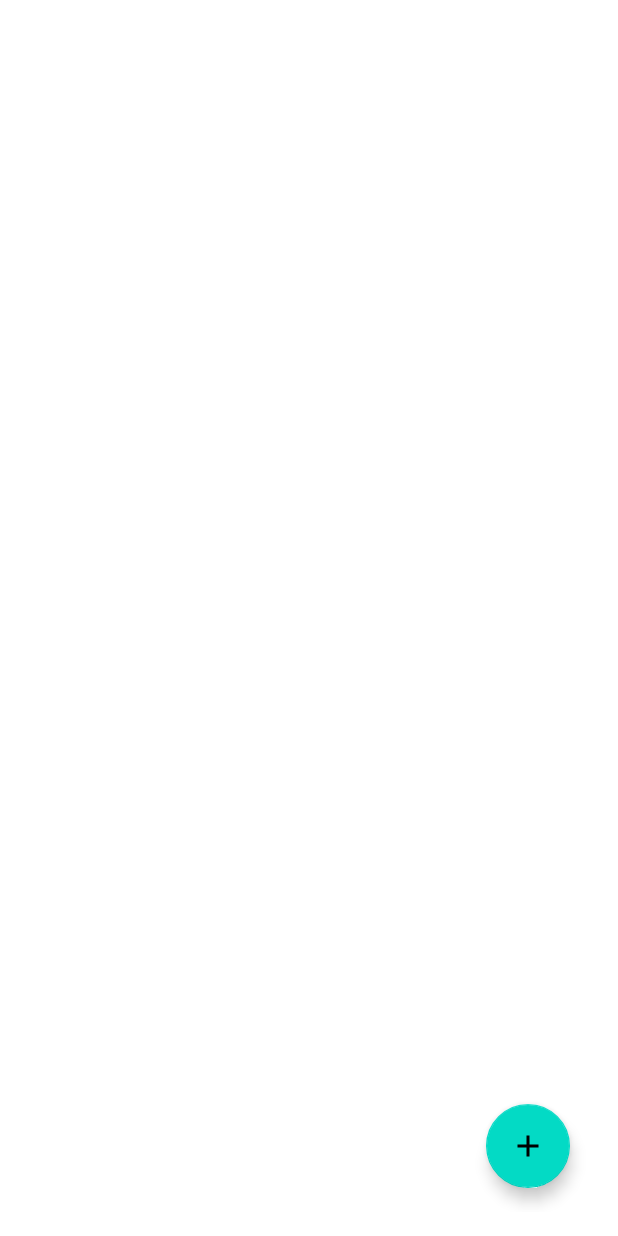
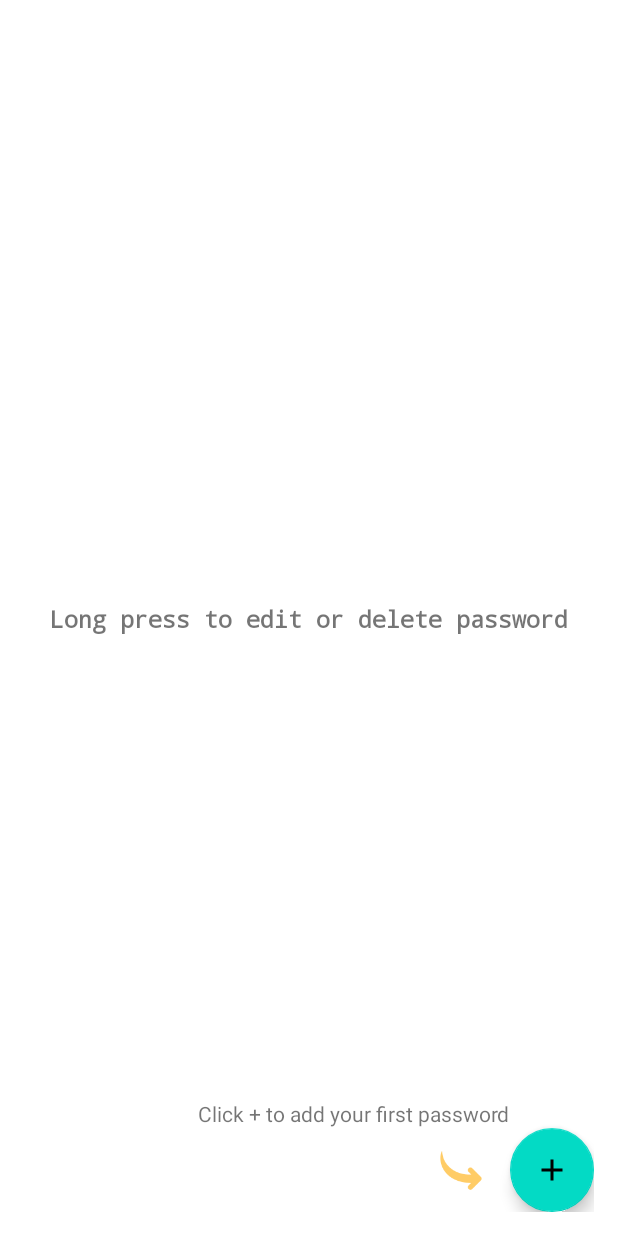
Before and after one commit to CoolQMan/Password-Manager, an Android app: the MainActivity screen opened directly, with no data from a screen before it, on a phone screen of 412 x 824 dp. Run offline under Robolectric (Android 15) with nearby library versions, the phone set to English and light mode, and no system bars.

Commit message:
Fixed password showing in recycler view

```diff
--- a/app/src/main/java/com/coolqman/password_manager/EditPasswordActivity.java
+++ b/app/src/main/java/com/coolqman/password_manager/EditPasswordActivity.java
@@ -71,6 +71,5 @@ public class EditPasswordActivity extends AppCompatActivity {
                     .setNegativeButton("No", null)
                     .show();
         });
-
     }
 }
--- a/app/src/main/java/com/coolqman/password_manager/MainActivity.java
+++ b/app/src/main/java/com/coolqman/password_manager/MainActivity.java
@@ -5,6 +5,8 @@ import android.content.Intent;
 import android.os.Bundle;
 import android.view.MenuItem;
 import android.view.View;
+import android.widget.ImageView;
+import android.widget.TextView;
 import android.widget.Toast;
 
 import androidx.annotation.NonNull;
@@ -27,6 +29,9 @@ public class MainActivity extends AppCompatActivity implements PasswordAdapter.O
     private List<Password> passwordList;
     private FloatingActionButton fab;
 
+    private TextView userHint, addHint;
+    private ImageView arrow;
+
     @Override
     protected void onCreate(Bundle savedInstanceState) {
         super.onCreate(savedInstanceState);
@@ -34,9 +39,14 @@ public class MainActivity extends AppCompatActivity implements PasswordAdapter.O
 
         recyclerView = findViewById(R.id.recyclerView);
         fab = findViewById(R.id.fabAddPassword);
+        userHint = findViewById(R.id.userHint);
+        addHint = findViewById(R.id.addHint);
+        arrow = findViewById(R.id.arrow);
 
         passwordList = new ArrayList<>();
         adapter = new PasswordAdapter(passwordList, this);
+
+        checkPasswordList();
 
         recyclerView.setLayoutManager(new LinearLayoutManager(this));
         recyclerView.setAdapter(adapter);
@@ -47,12 +57,6 @@ public class MainActivity extends AppCompatActivity implements PasswordAdapter.O
         });
     }
 
-    @Override
-    public void onItemClick(int position) {
-        // Reveal password on item click
-        Password password = passwordList.get(position);
-        Toast.makeText(this, "Password: " + password.getPassword(), Toast.LENGTH_SHORT).show();
-    }
 
     @Override
     public void onItemLongClick(int position) {
@@ -63,7 +67,14 @@ public class MainActivity extends AppCompatActivity implements PasswordAdapter.O
         intent.putExtra("username", password.getUsername());
         intent.putExtra("password", password.getPassword());
         intent.putExtra("position", position);
-        startActivityForResult(intent, 2); // Different request code for editing
+        startActivityForResult(intent, 2);// Different request code for editing
+    }
+
+    @Override
+    public void onItemClick(int position) {
+        Password password = passwordList.get(position);
+        password.setVisibile(!password.isPasswordVisible());
+        adapter.notifyItemChanged(position);
     }
 
 
@@ -96,6 +107,19 @@ public class MainActivity extends AppCompatActivity implements PasswordAdapter.O
                 Toast.makeText(this, "Password deleted", Toast.LENGTH_SHORT).show();
             }
         }
+        checkPasswordList();
+    }
+
+    private void checkPasswordList(){
+        if(passwordList.isEmpty()){
+            userHint.setVisibility(View.VISIBLE);
+            addHint.setVisibility(View.VISIBLE);
+            arrow.setVisibility(View.VISIBLE);
+        } else{
+            userHint.setVisibility(View.GONE);
+            addHint.setVisibility(View.GONE);
+            arrow.setVisibility(View.GONE);
+        }
     }
 
 }
--- a/app/src/main/java/com/coolqman/password_manager/Password.java
+++ b/app/src/main/java/com/coolqman/password_manager/Password.java
@@ -4,11 +4,13 @@ public class Password {
     private String website;
     private String password;
     private String username;
+    private boolean isVisibile;
 
     public Password(String website, String username, String password) {
         this.website = website;
         this.password = password;
         this.username = username;
+        this.isVisibile = false;
     }
 
     // Getters and Setters
@@ -35,4 +37,12 @@ public class Password {
     public void setUsername(String username) {
         this.username = username;
     }
+
+    public boolean isPasswordVisible(){
+        return this.isVisibile;
+    }
+
+    public void setVisibile(boolean isVisibile){
+        this.isVisibile = isVisibile;
+    }
 }
--- a/app/src/main/java/com/coolqman/password_manager/PasswordAdapter.java
+++ b/app/src/main/java/com/coolqman/password_manager/PasswordAdapter.java
@@ -34,7 +34,12 @@ public class PasswordAdapter extends RecyclerView.Adapter<PasswordAdapter.Passwo
         Password password = passwordList.get(position);
         holder.websiteTextView.setText(password.getWebsite());
         holder.usernameTextView.setText("Username: " + password.getUsername());
-        holder.passwordTextView.setText("Password: ********");
+
+        if(password.isPasswordVisible()){
+            holder.passwordTextView.setText("Password: " + password.getPassword());
+        } else{
+            holder.passwordTextView.setText("Password: **********");
+        }
 
         // Set long click listener to delete password
         holder.itemView.setOnLongClickListener(v -> {
--- a/app/src/main/res/layout/activity_main.xml
+++ b/app/src/main/res/layout/activity_main.xml
@@ -1,5 +1,7 @@
-<RelativeLayout
+<androidx.constraintlayout.widget.ConstraintLayout
     xmlns:android="http://schemas.android.com/apk/res/android"
+    xmlns:app="http://schemas.android.com/apk/res-auto"
+    xmlns:tools="http://schemas.android.com/tools"
     android:layout_width="match_parent"
     android:layout_height="match_parent"
     android:padding="16dp">
@@ -8,17 +10,55 @@
         android:id="@+id/recyclerView"
         android:layout_width="match_parent"
         android:layout_height="match_parent"
-        android:layout_above="@id/fabAddPassword"/>
+        app:layout_constraintBottom_toBottomOf="parent"
+        app:layout_constraintEnd_toEndOf="parent"
+        app:layout_constraintStart_toStartOf="parent"
+        app:layout_constraintTop_toTopOf="parent" />
 
     <com.google.android.material.floatingactionbutton.FloatingActionButton
         android:id="@+id/fabAddPassword"
         android:layout_width="wrap_content"
         android:layout_height="wrap_content"
+        android:layout_alignParentEnd="true"
         android:layout_alignParentBottom="true"
-        android:layout_alignParentEnd="true"
-        android:layout_marginEnd="16dp"
-        android:layout_marginBottom="16dp"
+        android:backgroundTint="@color/colorAccent"
+        android:contentDescription="Add Password"
         android:src="@drawable/ic_add"
-        android:contentDescription="Add Password"
-        android:backgroundTint="@color/colorAccent"/>
-</RelativeLayout>
+        app:layout_constraintBottom_toBottomOf="@+id/recyclerView"
+        app:layout_constraintEnd_toEndOf="@+id/recyclerView" />
+
+    <TextView
+        android:id="@+id/userHint"
+        android:layout_width="wrap_content"
+        android:layout_height="wrap_content"
+        android:layout_centerInParent="true"
+        android:fontFamily="monospace"
+        android:text="Long press to edit or delete password"
+        android:textSize="16dp"
+        android:textStyle="bold"
+        app:layout_constraintBottom_toBottomOf="parent"
+        app:layout_constraintEnd_toEndOf="parent"
+        app:layout_constraintStart_toStartOf="parent"
+        app:layout_constraintTop_toTopOf="parent" />
+
+    <TextView
+        android:id="@+id/addHint"
+        android:layout_width="wrap_content"
+        android:layout_height="wrap_content"
+        android:layout_above="@+id/fabAddPassword"
+        android:layout_toStartOf="@+id/fabAddPassword"
+        android:text="Click + to add your first password"
+        app:layout_constraintBottom_toTopOf="@+id/fabAddPassword"
+        app:layout_constraintEnd_toStartOf="@+id/fabAddPassword" />
+
+    <ImageView
+        android:layout_width="65dp"
+        android:layout_height="66dp"
+        android:id="@+id/arrow"
+        android:src="@mipmap/arrow_right_foreground"
+        app:layout_constraintBottom_toBottomOf="parent"
+        app:layout_constraintEnd_toStartOf="@+id/fabAddPassword"
+        app:layout_constraintTop_toBottomOf="@+id/addHint" />
+
+
+</androidx.constraintlayout.widget.ConstraintLayout>
```
Also changed, not shown: app/src/main/arrow_right-playstore.png (added), app/src/main/res/mipmap-hdpi/arrow_right_foreground.webp (added), app/src/main/res/mipmap-mdpi/arrow_right_foreground.webp (added), app/src/main/res/mipmap-xhdpi/arrow_right_foreground.webp (added), app/src/main/res/mipmap-xxhdpi/arrow_right_foreground.webp (added), app/src/main/res/mipmap-xxxhdpi/arrow_right_foreground.webp (added).
